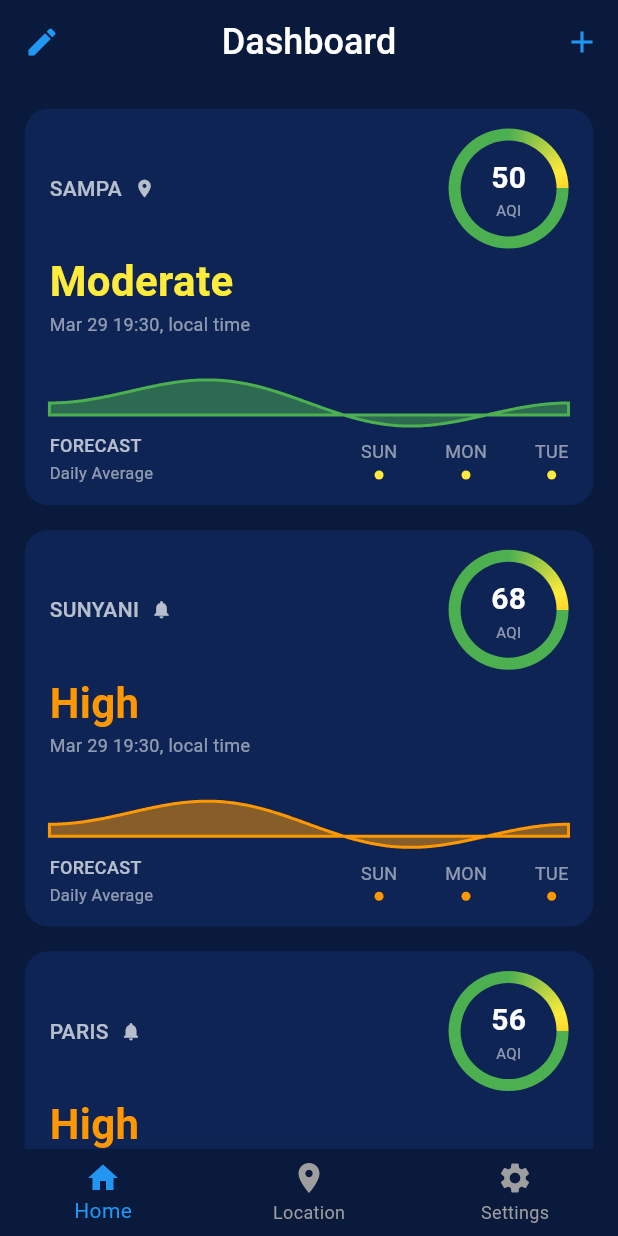
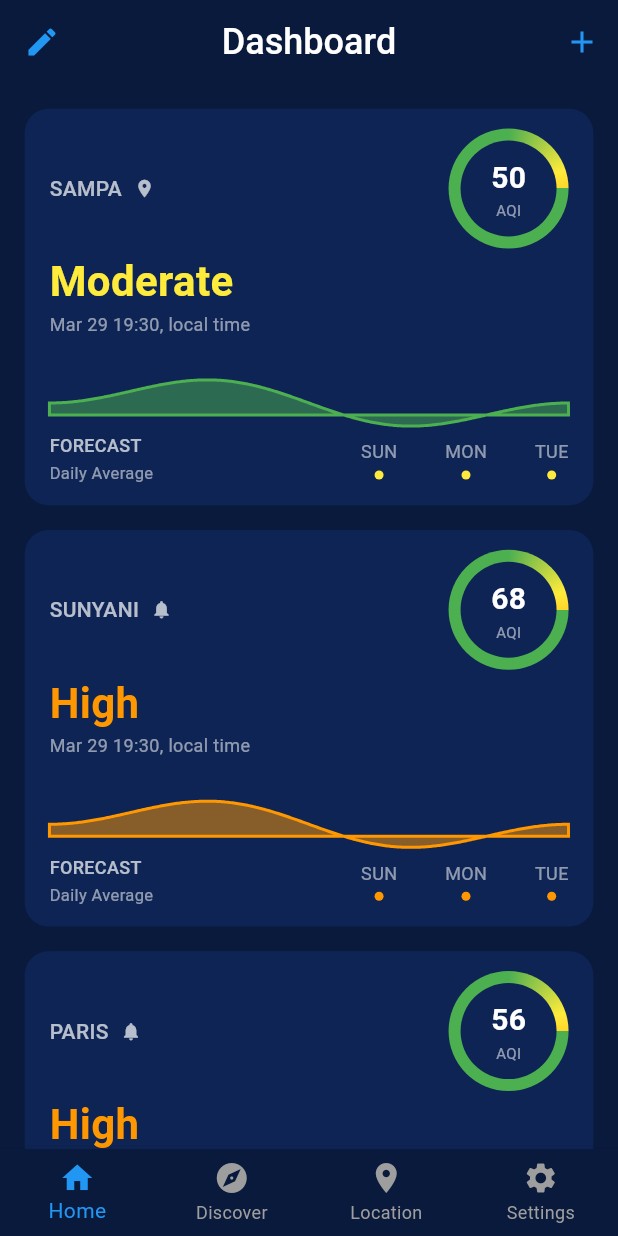
Before and after one commit to BillGatesjnr/ArvisAQI, a Flutter app: the DashboardScreen screen opened directly, on a phone screen of 412 x 824 dp. Run offline on Flutter 3.47's test engine with Material 3 defaults, Android fonts, the phone set to English and light mode, and no system bars; our stand-ins replace geolocator.

Commit message:
added discover button to the dashboard bottom navigation bar

```diff
--- a/lib/screens/dashboard_screen.dart
+++ b/lib/screens/dashboard_screen.dart
@@ -71,14 +71,40 @@ class DashboardScreen extends StatelessWidget {
           ),
         ],
       ),
-      bottomNavigationBar: BottomNavigationBar(
+      bottomNavigationBar: Theme(
+        data: Theme.of(context).copyWith(
+          splashColor: Colors.transparent,
+          highlightColor: Colors.transparent,
+        ),
+        child: BottomNavigationBar(
           backgroundColor: const Color(0xFF0A1A3D),
           selectedItemColor: Colors.blue,
           unselectedItemColor: Colors.grey,
+          type: BottomNavigationBarType.fixed,
+          onTap: (index) {
+            switch (index) {
+              case 0:
+                // Handle home tap
+                break;
+              case 1:
+                // Handle discover tap
+                break;
+              case 2:
+                // Handle location tap
+                break;
+              case 3:
+                // Handle settings tap
+                break;
+            }
+          },
           items: const [
             BottomNavigationBarItem(
               icon: Icon(Icons.home),
               label: 'Home',
+            ),
+            BottomNavigationBarItem(
+              icon: Icon(Icons.explore),
+              label: 'Discover',
             ),
             BottomNavigationBarItem(
               icon: Icon(Icons.location_on),
@@ -89,6 +115,7 @@ class DashboardScreen extends StatelessWidget {
               label: 'Settings',
             ),
           ],
+        ),
       ),
     );
   }
```
Lines whose indentation alone changed are shown as unchanged.
